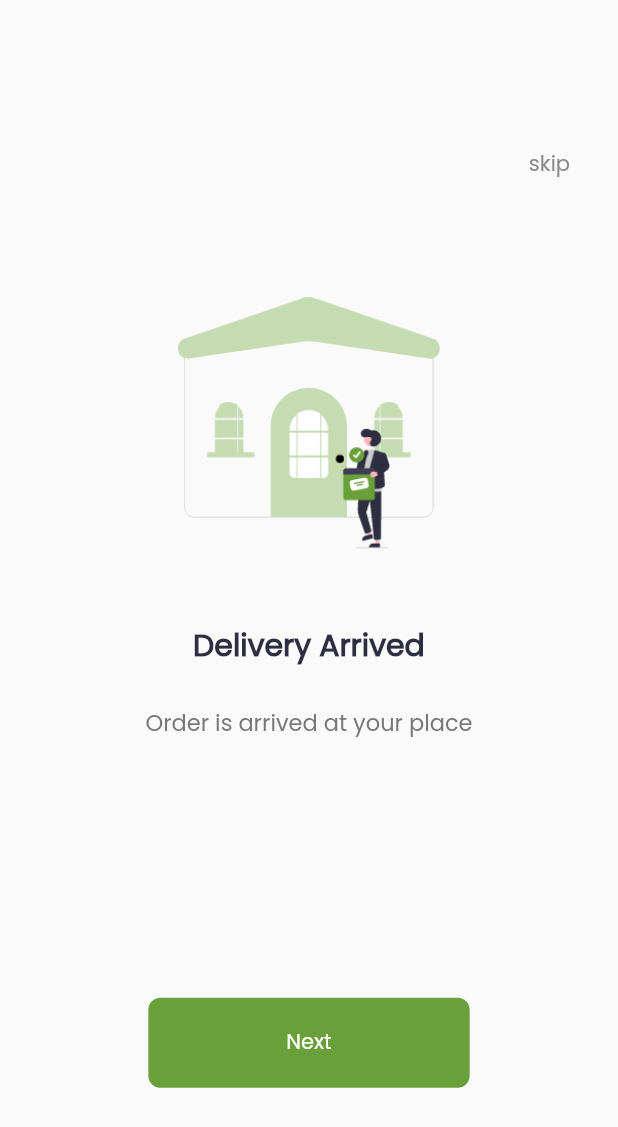
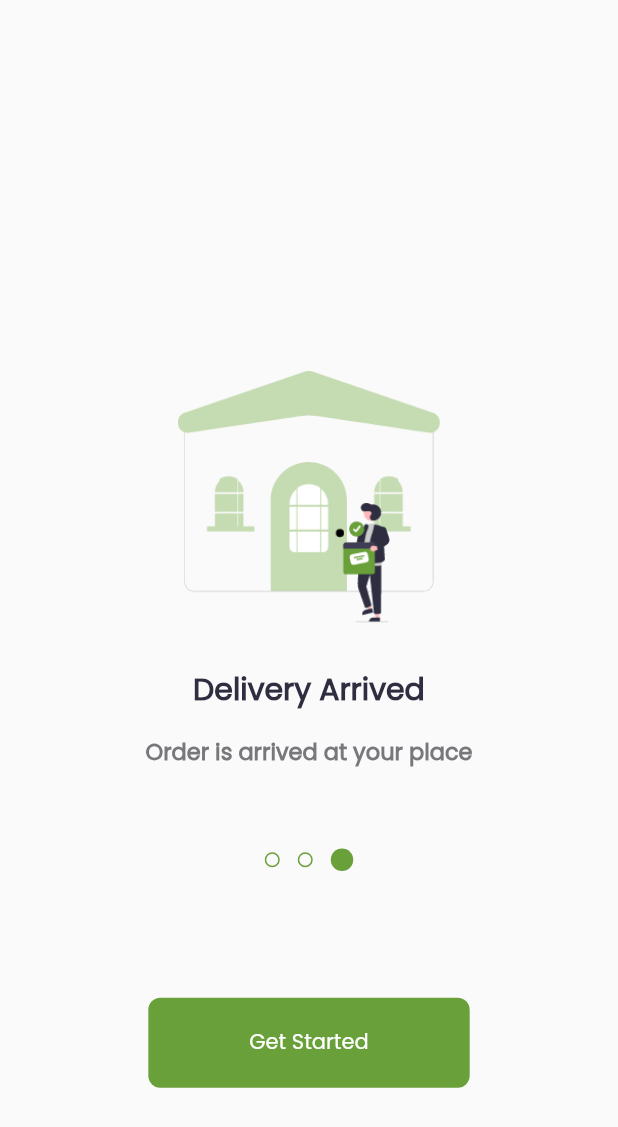
Before and after one commit to George-Samir88/fruits_market_app, a Flutter app: the screen it shows after launch, swiped to page 3, on a phone screen of 412 x 824 dp. Shown: the top 1127 px of the screen. Run offline on Flutter 3.47's test engine with Material 2 defaults, Android fonts, the phone set to English and light mode, and no system bars; drawn by our look-alikes of dots_indicator; our stand-ins replace get.

Commit message:
add dot indicator then apply visibility in skip button and change text of next button when reach to last page

```diff
--- /dev/null
+++ b/lib/features/on_boarding/presentation/widgets/custom_dots_indicator.dart
@@ -0,0 +1,38 @@
+import 'package:dots_indicator/dots_indicator.dart';
+import 'package:flutter/material.dart';
+
+import '../../../../constants.dart';
+
+class CustomDotsIndicator extends StatelessWidget {
+  const CustomDotsIndicator({super.key, required this.position});
+
+  final double? position;
+
+  @override
+  Widget build(BuildContext context) {
+    return DotsIndicator(
+      position: position!.toInt(),
+      dotsCount: 3,
+      decorator: DotsDecorator(
+        color: Colors.transparent,
+        activeColor: kMainColor,
+        sizes: [
+          const Size.square(10.0),
+          const Size.square(10.0),
+          const Size.square(10.0),
+        ],
+        activeSizes: [
+          const Size.square(15.0),
+          const Size.square(15.0),
+          const Size.square(15.0),
+        ],
+        shape: RoundedRectangleBorder(
+          borderRadius: BorderRadius.circular(8.0),
+          side: const BorderSide(
+            color: kMainColor,
+          ),
+        ),
+      ),
+    );
+  }
+}
--- a/lib/features/on_boarding/presentation/widgets/custom_page_view.dart
+++ b/lib/features/on_boarding/presentation/widgets/custom_page_view.dart
@@ -1,12 +1,15 @@
-import 'package:flutter/cupertino.dart';
+import 'package:flutter/material.dart';
 import 'package:fruits_market/features/on_boarding/presentation/widgets/page_view_item.dart';
 
 class CustomPageView extends StatelessWidget {
-  const CustomPageView({super.key});
+  const CustomPageView({super.key, required this.pageController});
+
+  final PageController pageController;
 
   @override
   Widget build(BuildContext context) {
     return PageView(
+      controller: pageController,
       physics: const BouncingScrollPhysics(),
       children: const [
         PageViewItem(
--- a/lib/features/on_boarding/presentation/widgets/on_boarding_view_body.dart
+++ b/lib/features/on_boarding/presentation/widgets/on_boarding_view_body.dart
@@ -1,17 +1,48 @@
 import 'package:flutter/material.dart';
 import 'package:fruits_market/core/utils/size_config.dart';
 import 'package:fruits_market/core/widgets/general_button.dart';
+import 'package:fruits_market/features/on_boarding/presentation/widgets/custom_dots_indicator.dart';
 import 'package:fruits_market/features/on_boarding/presentation/widgets/custom_page_view.dart';
 
-class OnBoardingViewBody extends StatelessWidget {
+class OnBoardingViewBody extends StatefulWidget {
   const OnBoardingViewBody({super.key});
+
+  @override
+  State<OnBoardingViewBody> createState() => _OnBoardingViewBodyState();
+}
+
+class _OnBoardingViewBodyState extends State<OnBoardingViewBody> {
+  late PageController pageController;
+
+  @override
+  void initState() {
+    pageController = PageController(initialPage: 0)
+      ..addListener(() {
+        setState(() {});
+      });
+    super.initState();
+  }
 
   @override
   Widget build(BuildContext context) {
     return Stack(
       children: [
-        const CustomPageView(),
+        CustomPageView(
+          pageController: pageController,
+        ),
         Positioned(
+          bottom: SizeConfig.screenDefaultSize! * 24,
+          right: 0,
+          left: 0,
+          child: CustomDotsIndicator(
+            position: hasClientsChecker() ? pageController.page : 0,
+          ),
+        ),
+        Visibility(
+          visible: hasClientsChecker()
+              ? (pageController.page == 2 ? false : true)
+              : true,
+          child: Positioned(
             top: SizeConfig.screenDefaultSize! * 10,
             right: 32,
             child: const Text(
@@ -22,15 +53,26 @@ class OnBoardingViewBody extends StatelessWidget {
               ),
             ),
           ),
+        ),
         Positioned(
           bottom: SizeConfig.screenDefaultSize! * 10,
           right: SizeConfig.screenDefaultSize! * 10,
           left: SizeConfig.screenDefaultSize! * 10,
-          child: const GeneralButton(
-            text: 'Next',
+          child: GeneralButton(
+            text: hasClientsChecker()
+                ? (pageController.page == 2 ? 'Get Started' : 'Next')
+                : 'Next',
           ),
         ),
       ],
     );
   }
+
+  bool hasClientsChecker() {
+    if (pageController.hasClients) {
+      return true;
+    } else {
+      return false;
     }
+  }
+}
--- a/lib/features/on_boarding/presentation/widgets/page_view_item.dart
+++ b/lib/features/on_boarding/presentation/widgets/page_view_item.dart
@@ -18,11 +18,11 @@ class PageViewItem extends StatelessWidget {
   Widget build(BuildContext context) {
     return Column(
       children: [
-        const VerticalSpace(20.0),
+        const VerticalSpace(25.0),
         SizedBox(
             height: SizeConfig.screenDefaultSize! * 17,
             child: Image.asset(image)),
-        const VerticalSpace(5.0),
+        const VerticalSpace(3),
         Text(
           title,
           style: const TextStyle(
@@ -32,10 +32,11 @@ class PageViewItem extends StatelessWidget {
           ),
           textAlign: TextAlign.left,
         ),
-        const VerticalSpace(2.5),
+        const VerticalSpace(1.5),
         Text(
           subTitle,
           style: const TextStyle(
+            fontWeight: FontWeight.bold,
             fontSize: 15.0,
             color: Color(0xff78787c),
           ),
--- a/pubspec.yaml
+++ b/pubspec.yaml
@@ -36,6 +36,7 @@ dependencies:
   # Use with the CupertinoIcons class for iOS style icons.
   cupertino_icons: ^1.0.2
   get: ^4.6.5
+  dots_indicator: ^3.0.0
 
 dev_dependencies:
   flutter_test:
```
Also changed, not shown: pubspec.lock. Lines whose indentation alone changed are shown as unchanged.
